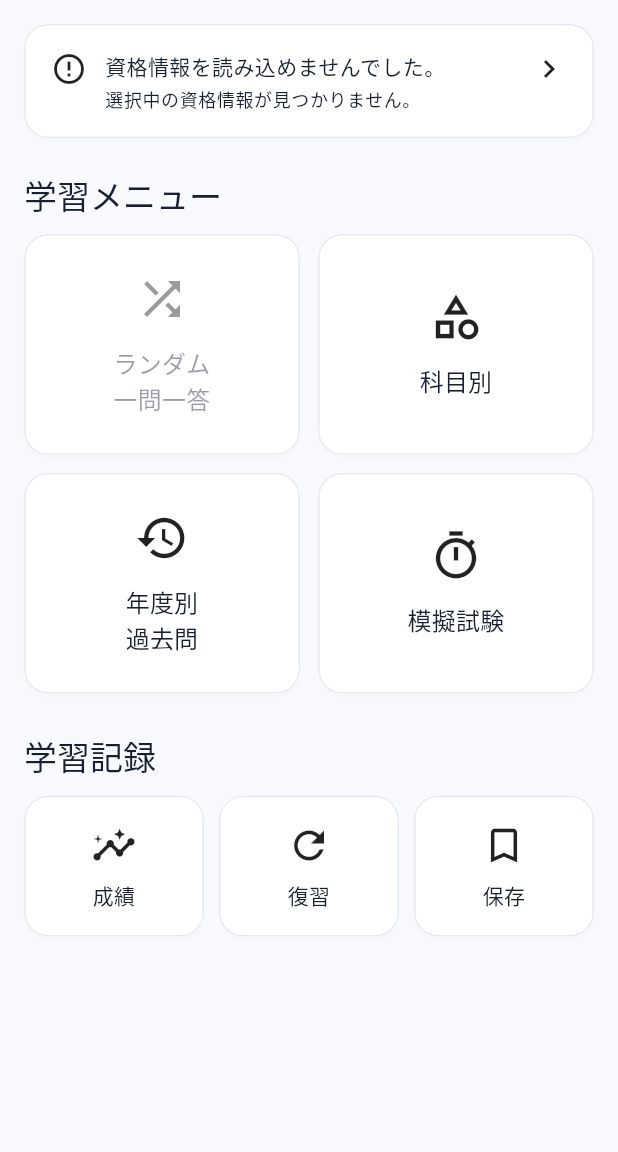
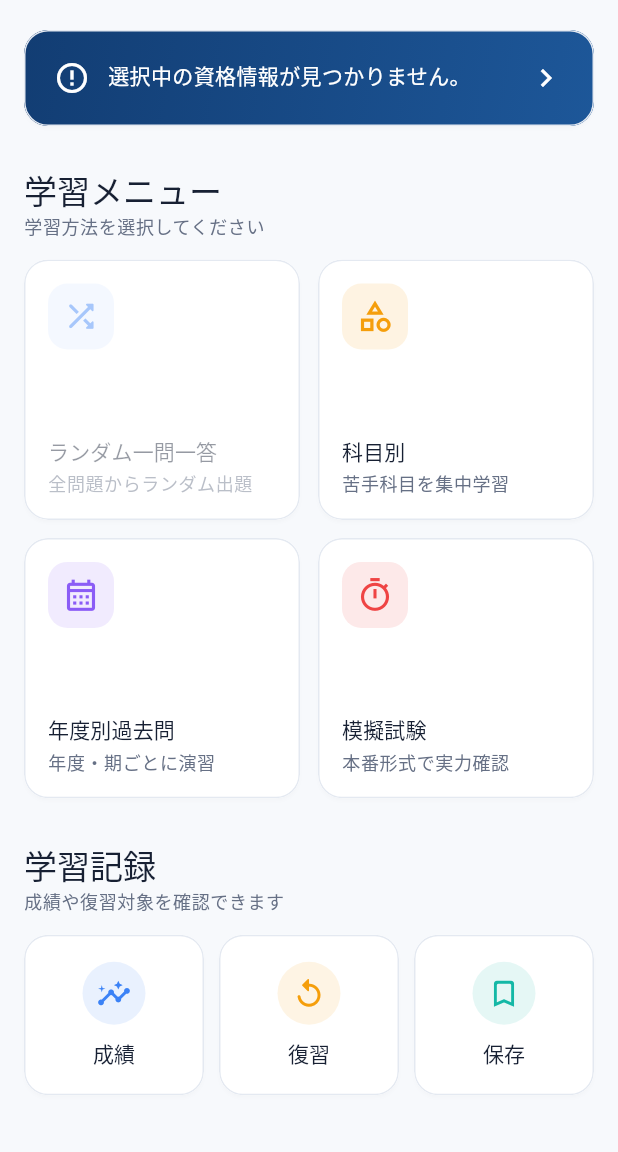
Before and after one commit to AirshareDev/pilot_exam_app, a Flutter app: the screen it shows after launch, on a phone screen of 412 x 824 dp, the part 84-1236 px from its top. Run offline on Flutter 3.47's test engine with Material 3 defaults, Android fonts, the phone set to English and light mode, and no system bars; our stand-ins replace flutter_riverpod, go_router, shared_preferences, sqflite; accounts and stored records are empty; Roboto replaces fonts that are missing (Inter).

Commit message:
0.24.2
UIv2

```diff
--- a/lib/app/router.dart
+++ b/lib/app/router.dart
@@ -163,6 +163,7 @@ class _RouteErrorScreen extends StatelessWidget {
         leading: const AppHomeButton(),
         automaticallyImplyLeading: false,
         title: const Text('画面を開けません'),
+        actions: const [AppHomeActionButton()],
         flexibleSpace: const AppBarBackground(),
       ),
       body: Center(
--- a/lib/app/theme.dart
+++ b/lib/app/theme.dart
@@ -19,6 +19,12 @@ ThemeData buildAppTheme() {
     useMaterial3: true,
     colorScheme: scheme,
     scaffoldBackgroundColor: AppColors.background,
+    fontFamily: 'Inter',
+    fontFamilyFallback: const <String>[
+      'Noto Sans JP',
+      'Noto Sans CJK JP',
+      'sans-serif',
+    ],
     appBarTheme: const AppBarTheme(
       backgroundColor: AppColors.navy,
       foregroundColor: Colors.white,
--- a/lib/features/home/home_screen.dart
+++ b/lib/features/home/home_screen.dart
@@ -2,9 +2,11 @@ import 'package:flutter/material.dart';
 import 'package:flutter_riverpod/flutter_riverpod.dart';
 import 'package:go_router/go_router.dart';
 
+import '../../design/app_app_bar.dart';
+import '../../design/app_card.dart';
+import '../../design/app_colors.dart';
 import '../../models/learning_session_progress.dart';
 import '../../models/qualification.dart';
-import '../../design/app_app_bar.dart';
 import '../learning_progress/learning_session_progress_provider.dart';
 import '../learning_progress/resume_guard.dart';
 import '../qualifications/qualification_provider.dart';
@@ -18,7 +20,6 @@ class HomeScreen extends ConsumerWidget {
     final qualifications = ref.watch(qualificationsProvider);
     final selectedQualificationId = ref.watch(selectedQualificationIdProvider);
     final learningProgress = ref.watch(learningSessionProgressProvider);
-
     final selectedQualification = _resolveSelectedQualification(
       qualifications,
       selectedQualificationId,
@@ -44,7 +45,7 @@ class HomeScreen extends ConsumerWidget {
           },
           child: ListView(
             physics: const AlwaysScrollableScrollPhysics(),
-            padding: const EdgeInsets.all(16),
+            padding: const EdgeInsets.fromLTRB(16, 20, 16, 28),
             children: [
               _SelectedQualificationCard(
                 qualifications: qualifications,
@@ -53,7 +54,7 @@ class HomeScreen extends ConsumerWidget {
               ),
               learningProgress.when(
                 loading: () => const SizedBox.shrink(),
-                error: (error, stackTrace) => const SizedBox.shrink(),
+                error: (_, __) => const SizedBox.shrink(),
                 data: (progress) {
                   if (progress == null) return const SizedBox.shrink();
                   final qualification = _findQualificationByProgress(
@@ -62,7 +63,7 @@ class HomeScreen extends ConsumerWidget {
                   );
                   if (qualification == null) return const SizedBox.shrink();
                   return Padding(
-                    padding: const EdgeInsets.only(top: 12),
+                    padding: const EdgeInsets.only(top: 14),
                     child: _ContinueLearningCard(
                       progress: progress,
                       onTap: () async {
@@ -79,35 +80,54 @@ class HomeScreen extends ConsumerWidget {
                   );
                 },
               ),
-              const SizedBox(height: 24),
-              Text(
-                '学習メニュー',
-                style: Theme.of(context).textTheme.titleLarge,
+              const SizedBox(height: 28),
+              const _SectionTitle(
+                title: '学習メニュー',
+                subtitle: '学習方法を選択してください',
               ),
-              const SizedBox(height: 12),
+              const SizedBox(height: 14),
               _LearningMenuGrid(
                 selectedQualification: selectedQualification,
                 ref: ref,
               ),
-              const SizedBox(height: 28),
-              Text(
-                '学習記録',
-                style: Theme.of(context).textTheme.titleLarge,
+              const SizedBox(height: 30),
+              const _SectionTitle(
+                title: '学習記録',
+                subtitle: '成績や復習対象を確認できます',
               ),
-              const SizedBox(height: 12),
+              const SizedBox(height: 14),
               _RecordMenuRow(
                 onResults: () => context.push('/results'),
                 onIncorrectQuestions: () => context.push('/review'),
                 onBookmarks: () => context.push('/bookmarks'),
               ),
-              const SizedBox(height: 24),
             ],
           ),
         ),
       ),
     );
   }
+}
 
+class _SectionTitle extends StatelessWidget {
+  const _SectionTitle({required this.title, required this.subtitle});
+  final String title;
+  final String subtitle;
+
+  @override
+  Widget build(BuildContext context) => Column(
+        crossAxisAlignment: CrossAxisAlignment.start,
+        children: [
+          Text(title, style: Theme.of(context).textTheme.titleLarge),
+          const SizedBox(height: 3),
+          Text(
+            subtitle,
+            style: Theme.of(context).textTheme.bodySmall?.copyWith(
+                  color: AppColors.textSecondary,
+                ),
+          ),
+        ],
+      );
 }
 
 class _SelectedQualificationCard extends StatelessWidget {
@@ -123,43 +143,47 @@ class _SelectedQualificationCard extends StatelessWidget {
 
   @override
   Widget build(BuildContext context) {
-    return Card(
-      clipBehavior: Clip.antiAlias,
-      child: InkWell(
+    return AppCard(
       onTap: onTap,
-        child: Padding(
-          padding: const EdgeInsets.all(18),
+      padding: EdgeInsets.zero,
+      child: Container(
+        decoration: const BoxDecoration(
+          gradient: LinearGradient(
+            begin: Alignment.topLeft,
+            end: Alignment.bottomRight,
+            colors: [Color(0xFF123D73), Color(0xFF1D5799)],
+          ),
+        ),
+        padding: const EdgeInsets.all(20),
         child: qualifications.when(
           loading: () => const _QualificationLoadingView(),
-            error: (error, stackTrace) => _QualificationErrorView(
-              message: error.toString(),
-            ),
-            data: (items) {
-              return selectedQualificationId.when(
+          error: (error, _) => _QualificationErrorView(message: error.toString()),
+          data: (items) => selectedQualificationId.when(
             loading: () => const _QualificationLoadingView(),
-                error: (error, stackTrace) => _QualificationErrorView(
-                  message: error.toString(),
-                ),
+            error: (error, _) => _QualificationErrorView(message: error.toString()),
             data: (selectedId) {
-                  final selected = _findQualification(
-                    items,
-                    selectedId,
-                  );
-
+              final selected = _findQualification(items, selectedId);
               if (selected == null) {
                 return const _QualificationErrorView(
                   message: '選択中の資格情報が見つかりません。',
                 );
               }
-
               return Row(
                 children: [
-                      CircleAvatar(
-                        radius: 26,
-                        child: Icon(
-                          selected.id == defaultQualificationId
-                              ? Icons.menu_book_outlined
-                              : Icons.flight_outlined,
+                  Container(
+                    width: 56,
+                    height: 56,
+                    decoration: BoxDecoration(
+                      color: Colors.white.withValues(alpha: 0.14),
+                      shape: BoxShape.circle,
+                      border: Border.all(
+                        color: Colors.white.withValues(alpha: 0.28),
+                      ),
+                    ),
+                    child: const Icon(
+                      Icons.flight_takeoff_rounded,
+                      color: Colors.white,
+                      size: 29,
                     ),
                   ),
                   const SizedBox(width: 16),
@@ -169,12 +193,17 @@ class _SelectedQualificationCard extends StatelessWidget {
                       children: [
                         Text(
                           '選択中の資格',
-                              style: Theme.of(context).textTheme.labelLarge,
+                          style: Theme.of(context).textTheme.labelLarge?.copyWith(
+                                color: Colors.white70,
+                              ),
                         ),
                         const SizedBox(height: 5),
                         Text(
                           selected.name,
-                              style: Theme.of(context).textTheme.titleMedium,
+                          style: Theme.of(context).textTheme.titleMedium?.copyWith(
+                                color: Colors.white,
+                                fontWeight: FontWeight.w700,
+                              ),
                         ),
                         if (selected.description.isNotEmpty) ...[
                           const SizedBox(height: 4),
@@ -182,21 +211,17 @@ class _SelectedQualificationCard extends StatelessWidget {
                             selected.description,
                             maxLines: 2,
                             overflow: TextOverflow.ellipsis,
-                                style: Theme.of(context).textTheme.bodySmall,
+                            style: Theme.of(context).textTheme.bodySmall?.copyWith(
+                                  color: Colors.white70,
                                 ),
-                            ],
-                            if (selected.id == defaultQualificationId) ...[
-                              const SizedBox(height: 8),
-                              const _FreeLabel(),
+                          ),
                         ],
                       ],
                     ),
                   ),
                   const SizedBox(width: 8),
-                      const Icon(Icons.expand_more),
+                  const Icon(Icons.chevron_right_rounded, color: Colors.white),
                 ],
-                  );
-                },
               );
             },
           ),
@@ -208,145 +233,82 @@ class _SelectedQualificationCard extends StatelessWidget {
 
 class _QualificationLoadingView extends StatelessWidget {
   const _QualificationLoadingView();
-
   @override
-  Widget build(BuildContext context) {
-    return const Row(
+  Widget build(BuildContext context) => const Row(
         children: [
           SizedBox.square(
             dimension: 22,
-          child: CircularProgressIndicator(strokeWidth: 2),
+            child: CircularProgressIndicator(strokeWidth: 2, color: Colors.white),
           ),
           SizedBox(width: 14),
-        Text('資格情報を読み込んでいます。'),
+          Text('資格情報を読み込んでいます。', style: TextStyle(color: Colors.white)),
         ],
       );
 }
-}
 
 class _QualificationErrorView extends StatelessWidget {
-  const _QualificationErrorView({
-    required this.message,
-  });
-
+  const _QualificationErrorView({required this.message});
   final String message;
-
   @override
-  Widget build(BuildContext context) {
-    return Row(
+  Widget build(BuildContext context) => Row(
         crossAxisAlignment: CrossAxisAlignment.start,
         children: [
-        const Icon(Icons.error_outline),
+          const Icon(Icons.error_outline, color: Colors.white),
           const SizedBox(width: 12),
           Expanded(
-          child: Column(
-            crossAxisAlignment: CrossAxisAlignment.start,
-            children: [
-              const Text('資格情報を読み込めませんでした。'),
-              const SizedBox(height: 4),
-              Text(
-                message,
-                style: Theme.of(context).textTheme.bodySmall,
+            child: Text(message, style: const TextStyle(color: Colors.white)),
           ),
-            ],
-          ),
-        ),
-        const Icon(Icons.chevron_right),
+          const Icon(Icons.chevron_right, color: Colors.white),
         ],
       );
 }
-}
-
-class _FreeLabel extends StatelessWidget {
-  const _FreeLabel();
-
-  @override
-  Widget build(BuildContext context) {
-    final colorScheme = Theme.of(context).colorScheme;
-
-    return DecoratedBox(
-      decoration: BoxDecoration(
-        color: colorScheme.primaryContainer,
-        borderRadius: BorderRadius.circular(20),
-      ),
-      child: Padding(
-        padding: const EdgeInsets.symmetric(
-          horizontal: 10,
-          vertical: 3,
-        ),
-        child: Text(
-          '無料',
-          style: Theme.of(context).textTheme.labelMedium?.copyWith(
-                color: colorScheme.onPrimaryContainer,
-              ),
-        ),
-      ),
-    );
-  }
-}
 
 class _ContinueLearningCard extends StatelessWidget {
-  const _ContinueLearningCard({
-    required this.progress,
-    required this.onTap,
-  });
-
+  const _ContinueLearningCard({required this.progress, required this.onTap});
   final LearningSessionProgress progress;
   final VoidCallback onTap;
 
   @override
-  Widget build(BuildContext context) {
-    final colorScheme = Theme.of(context).colorScheme;
-    return Card(
-      clipBehavior: Clip.antiAlias,
-      child: InkWell(
+  Widget build(BuildContext context) => AppCard(
         onTap: onTap,
-        child: Padding(
-          padding: const EdgeInsets.all(16),
+        padding: const EdgeInsets.all(18),
         child: Row(
           children: [
-              CircleAvatar(
-                backgroundColor: colorScheme.secondaryContainer,
-                foregroundColor: colorScheme.onSecondaryContainer,
-                child: const Icon(Icons.play_arrow_rounded),
+            Container(
+              width: 50,
+              height: 50,
+              decoration: BoxDecoration(
+                color: AppColors.green.withValues(alpha: 0.12),
+                shape: BoxShape.circle,
+              ),
+              child: const Icon(Icons.play_arrow_rounded, color: AppColors.green, size: 30),
             ),
             const SizedBox(width: 14),
             Expanded(
               child: Column(
                 crossAxisAlignment: CrossAxisAlignment.start,
                 children: [
-                    Text(
-                      '続きから学習',
-                      style: Theme.of(context).textTheme.titleMedium,
-                    ),
+                  Text('続きから学習', style: Theme.of(context).textTheme.titleMedium),
                   const SizedBox(height: 4),
-                    Text(
-                      progress.qualificationName,
-                      style: Theme.of(context).textTheme.bodyMedium,
-                    ),
+                  Text(progress.qualificationName, style: Theme.of(context).textTheme.bodyMedium),
                   const SizedBox(height: 2),
                   Text(
                     '${progress.modeLabel}　問題 ${progress.progressLabel}',
-                      style: Theme.of(context).textTheme.bodySmall,
+                    style: Theme.of(context).textTheme.bodySmall?.copyWith(
+                          color: AppColors.textSecondary,
+                        ),
                   ),
                 ],
               ),
             ),
-              const Icon(Icons.chevron_right),
+            const Icon(Icons.chevron_right_rounded, color: AppColors.textSecondary),
           ],
-          ),
-        ),
         ),
       );
 }
-}
 
 class _LearningMenuGrid extends StatelessWidget {
-  const _LearningMenuGrid({
-    required this.selectedQualification,
-    required this.ref,
-  });
-
+  const _LearningMenuGrid({required this.selectedQualification, required this.ref});
   final Qualification? selectedQualification;
   final WidgetRef ref;
 
@@ -354,18 +316,17 @@ class _LearningMenuGrid extends StatelessWidget {
   Widget build(BuildContext context) {
     final items = [
       _MenuGridItem(
-        icon: Icons.shuffle,
-        label: 'ランダム\n一問一答',
+        icon: Icons.shuffle_rounded,
+        label: 'ランダム一問一答',
+        description: '全問題からランダム出題',
+        color: AppColors.blue,
         onTap: selectedQualification == null
             ? null
             : () async {
-                if (!await confirmDiscardInterruptedMockExam(context, ref)) {
-                  return;
-                }
+                if (!await confirmDiscardInterruptedMockExam(context, ref)) return;
                 if (!context.mounted) return;
                 context.push(
-                  '/qualifications/'
-                  '${selectedQualification!.id}/random',
+                  '/qualifications/${selectedQualification!.id}/random',
                   extra: selectedQualification,
                 );
               },
@@ -373,20 +334,24 @@ class _LearningMenuGrid extends StatelessWidget {
       _MenuGridItem(
         icon: Icons.category_outlined,
         label: '科目別',
+        description: '苦手科目を集中学習',
+        color: AppColors.orange,
         onTap: () => context.push('/quick-practice'),
       ),
       _MenuGridItem(
-        icon: Icons.history,
-        label: '年度別\n過去問',
+        icon: Icons.calendar_month_outlined,
+        label: '年度別過去問',
+        description: '年度・期ごとに演習',
+        color: AppColors.purple,
         onTap: () => context.push('/past-exams'),
       ),
       _MenuGridItem(
         icon: Icons.timer_outlined,
         label: '模擬試験',
+        description: '本番形式で実力確認',
+        color: AppColors.red,
         onTap: () async {
-          if (!await confirmDiscardInterruptedMockExam(context, ref)) {
-                  return;
-                }
+          if (!await confirmDiscardInterruptedMockExam(context, ref)) return;
           if (context.mounted) context.push('/mock-exam');
         },
       ),
@@ -400,60 +365,49 @@ class _LearningMenuGrid extends StatelessWidget {
         crossAxisCount: 2,
         crossAxisSpacing: 12,
         mainAxisSpacing: 12,
-        childAspectRatio: 1.25,
+        childAspectRatio: 1.06,
       ),
-      itemBuilder: (context, index) {
-        final item = items[index];
-
-        return _MenuGridCard(
-          icon: item.icon,
-          label: item.label,
-          onTap: item.onTap,
-        );
-      },
+      itemBuilder: (context, index) => _MenuGridCard(item: items[index]),
     );
   }
 }
 
 class _MenuGridCard extends StatelessWidget {
-  const _MenuGridCard({
-    required this.icon,
-    required this.label,
-    required this.onTap,
-  });
-
-  final IconData icon;
-  final String label;
-  final VoidCallback? onTap;
+  const _MenuGridCard({required this.item});
+  final _MenuGridItem item;
 
   @override
   Widget build(BuildContext context) {
-    final enabled = onTap != null;
-
-    return Card(
-      clipBehavior: Clip.antiAlias,
-      child: InkWell(
-        onTap: onTap,
-        child: Padding(
+    final enabled = item.onTap != null;
+    return AppCard(
+      onTap: item.onTap,
       padding: const EdgeInsets.all(16),
       child: Opacity(
         opacity: enabled ? 1 : 0.45,
         child: Column(
-              mainAxisAlignment: MainAxisAlignment.center,
+          crossAxisAlignment: CrossAxisAlignment.start,
           children: [
-                Icon(
-                  icon,
-                  size: 36,
+            Container(
+              width: 44,
+              height: 44,
+              decoration: BoxDecoration(
+                color: item.color.withValues(alpha: 0.12),
+                borderRadius: BorderRadius.circular(13),
               ),
-                const SizedBox(height: 12),
+              child: Icon(item.icon, color: item.color, size: 25),
+            ),
+            const Spacer(),
+            Text(item.label, style: Theme.of(context).textTheme.titleSmall),
+            const SizedBox(height: 4),
             Text(
-                  label,
-                  textAlign: TextAlign.center,
-                  style: Theme.of(context).textTheme.titleMedium,
+              item.description,
+              maxLines: 2,
+              overflow: TextOverflow.ellipsis,
+              style: Theme.of(context).textTheme.bodySmall?.copyWith(
+                    color: AppColors.textSecondary,
+                  ),
             ),
           ],
-            ),
-          ),
         ),
       ),
     );
@@ -466,134 +420,78 @@ class _RecordMenuRow extends StatelessWidget {
     required this.onIncorrectQuestions,
     required this.onBookmarks,
   });
-
   final VoidCallback onResults;
   final VoidCallback onIncorrectQuestions;
   final VoidCallback onBookmarks;
 
   @override
-  Widget build(BuildContext context) {
-    return Row(
+  Widget build(BuildContext context) => Row(
         children: [
-        Expanded(
-          child: _RecordMenuCard(
-            icon: Icons.insights_outlined,
-            label: '成績',
-            onTap: onResults,
-          ),
-        ),
+          Expanded(child: _RecordMenuCard(icon: Icons.insights_outlined, label: '成績', color: AppColors.blue, onTap: onResults)),
           const SizedBox(width: 10),
-        Expanded(
-          child: _RecordMenuCard(
-            icon: Icons.refresh,
-            label: '復習',
-            onTap: onIncorrectQuestions,
-          ),
-        ),
+          Expanded(child: _RecordMenuCard(icon: Icons.replay_rounded, label: '復習', color: AppColors.orange, onTap: onIncorrectQuestions)),
           const SizedBox(width: 10),
-        Expanded(
-          child: _RecordMenuCard(
-            icon: Icons.bookmark_outline,
-            label: '保存',
-            onTap: onBookmarks,
-          ),
-        ),
+          Expanded(child: _RecordMenuCard(icon: Icons.bookmark_outline_rounded, label: '保存', color: AppColors.teal, onTap: onBookmarks)),
         ],
       );
 }
-}
 
 class _RecordMenuCard extends StatelessWidget {
-  const _RecordMenuCard({
-    required this.icon,
-    required this.label,
-    required this.onTap,
-  });
-
+  const _RecordMenuCard({required this.icon, required this.label, required this.color, required this.onTap});
   final IconData icon;
   final String label;
+  final Color color;
   final VoidCallback onTap;
 
   @override
-  Widget build(BuildContext context) {
-    return Card(
-      clipBehavior: Clip.antiAlias,
-      child: InkWell(
+  Widget build(BuildContext context) => AppCard(
         onTap: onTap,
-        child: Padding(
-          padding: const EdgeInsets.symmetric(
-            horizontal: 8,
-            vertical: 18,
-          ),
+        padding: const EdgeInsets.symmetric(horizontal: 8, vertical: 18),
         child: Column(
           mainAxisSize: MainAxisSize.min,
           children: [
-              Icon(
-                icon,
-                size: 30,
+            Container(
+              width: 42,
+              height: 42,
+              decoration: BoxDecoration(
+                color: color.withValues(alpha: 0.11),
+                shape: BoxShape.circle,
               ),
-              const SizedBox(height: 8),
-              Text(
-                label,
-                textAlign: TextAlign.center,
-                style: Theme.of(context).textTheme.titleSmall,
+              child: Icon(icon, size: 23, color: color),
             ),
+            const SizedBox(height: 9),
+            Text(label, style: Theme.of(context).textTheme.titleSmall),
           ],
-          ),
-        ),
         ),
       );
 }
-}
 
 class _MenuGridItem {
-  const _MenuGridItem({
-    required this.icon,
-    required this.label,
-    required this.onTap,
-  });
-
+  const _MenuGridItem({required this.icon, required this.label, required this.description, required this.color, required this.onTap});
   final IconData icon;
   final String label;
+  final String description;
+  final Color color;
   final VoidCallback? onTap;
 }
 
-Qualification? _resolveSelectedQualification(
-  AsyncValue<List<Qualification>> qualifications,
-  AsyncValue<int> selectedQualificationId,
-) {
+Qualification? _resolveSelectedQualification(AsyncValue<List<Qualification>> qualifications, AsyncValue<int> selectedQualificationId) {
   final items = qualifications.valueOrNull;
   final selectedId = selectedQualificationId.valueOrNull;
-
-  if (items == null || selectedId == null) {
-    return null;
-  }
-
+  if (items == null || selectedId == null) return null;
   return _findQualification(items, selectedId);
 }
 
-Qualification? _findQualificationByProgress(
-  List<Qualification> qualifications,
-  LearningSessionProgress progress,
-) {
+Qualification? _findQualificationByProgress(List<Qualification> qualifications, LearningSessionProgress progress) {
   for (final qualification in qualifications) {
-    if (qualification.id == progress.qualificationId ||
-        qualification.code == progress.qualificationCode) {
-      return qualification;
-    }
+    if (qualification.id == progress.qualificationId || qualification.code == progress.qualificationCode) return qualification;
   }
   return null;
 }
 
-Qualification? _findQualification(
-  List<Qualification> qualifications,
-  int qualificationId,
-) {
+Qualification? _findQualification(List<Qualification> qualifications, int qualificationId) {
   for (final qualification in qualifications) {
-    if (qualification.id == qualificationId) {
-      return qualification;
+    if (qualification.id == qualificationId) return qualification;
   }
-  }
-
   return null;
 }
--- a/lib/features/qualifications/qualification_screen.dart
+++ b/lib/features/qualifications/qualification_screen.dart
@@ -51,9 +51,9 @@ class QualificationScreen extends ConsumerWidget {
                 },
                 child: ListView.separated(
                   physics: const AlwaysScrollableScrollPhysics(),
-                  padding: const EdgeInsets.all(16),
+                  padding: const EdgeInsets.fromLTRB(16, 20, 16, 28),
                   itemCount: items.length,
-                  separatorBuilder: (_, __) => const SizedBox(height: 8),
+                  separatorBuilder: (_, __) => const SizedBox(height: 12),
                   itemBuilder: (context, index) {
                     final qualification = items[index];
                     final isAvailable = qualification.isFree ||
--- a/lib/features/questions/bookmarked_question_screen.dart
+++ b/lib/features/questions/bookmarked_question_screen.dart
@@ -78,6 +78,7 @@ class _SelectionErrorScreen extends StatelessWidget {
         leading: const AppHomeButton(),
         automaticallyImplyLeading: false,
         title: const Text('ブックマーク'),
+        actions: const [AppHomeActionButton()],
         flexibleSpace: const AppBarBackground(),
       ),
       body: Center(
--- a/lib/features/subjects/subject_selection_screen.dart
+++ b/lib/features/subjects/subject_selection_screen.dart
@@ -21,6 +21,7 @@ class SubjectSelectionScreen extends ConsumerWidget {
         leading: const AppHomeButton(),
         automaticallyImplyLeading: false,
         title: const Text('科目別'),
+        actions: const [AppHomeActionButton()],
         flexibleSpace: const AppBarBackground(),
       ),
       body: selectedQualification.when(
```
Also changed, not shown: lib/design/app_app_bar.dart (+31 -3 lines), lib/features/mock_exam/mock_exam_screen.dart (+30 -16 lines), lib/features/qualifications/widgets/qualification_card.dart (+84 -50 lines), lib/shared/app_page.dart (+6 -1 lines). Lines whose indentation alone changed are shown as unchanged.
